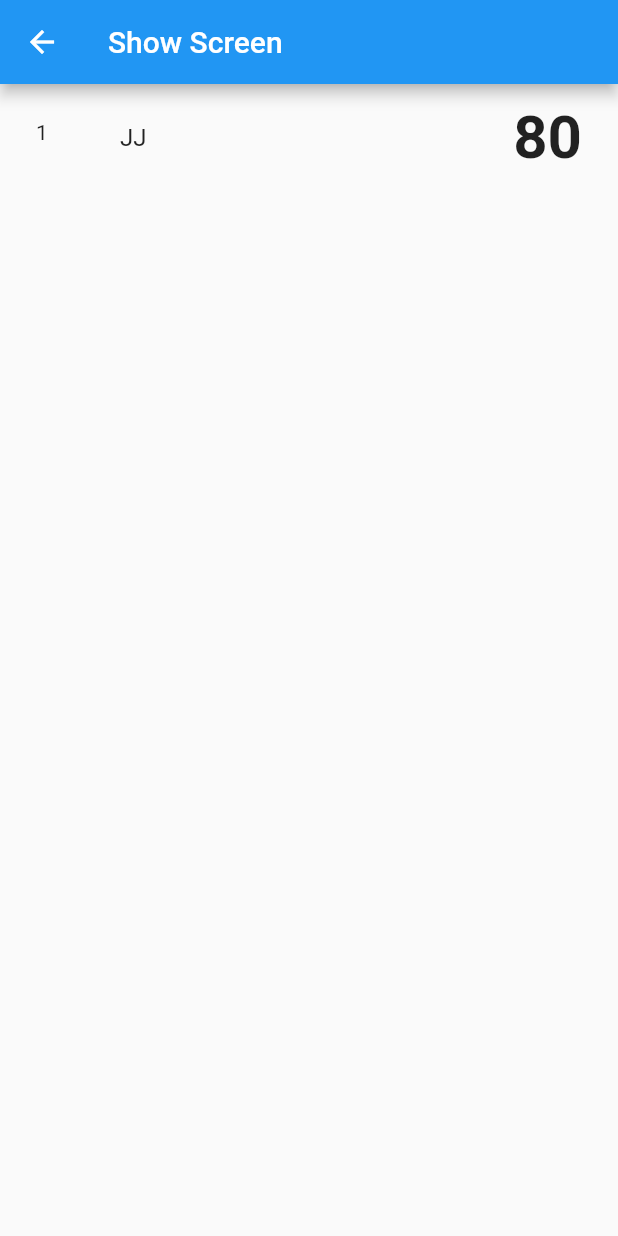
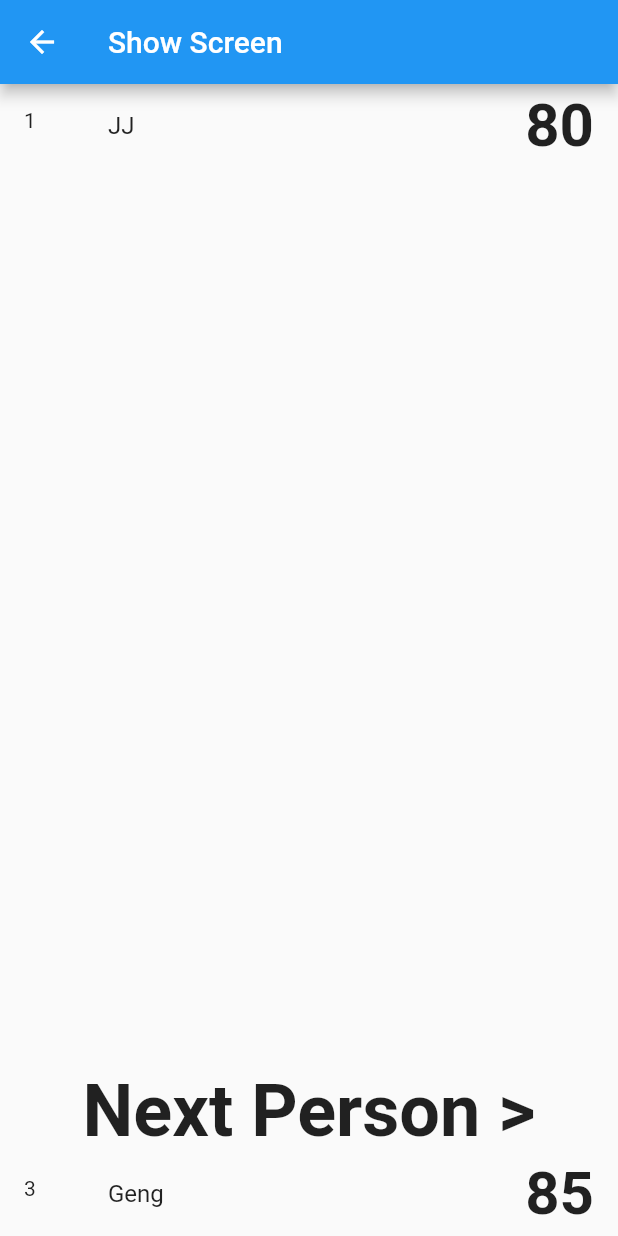
Before and after one commit to nasroon/Mid-flutter, a Flutter app: the screen it shows after launch, after a tap on an icon or button, on a phone screen of 412 x 824 dp. Run offline on Flutter 3.47's test engine with Material 2 defaults, Android fonts, the phone set to English and light mode, and no system bars.

Commit message:
6th commit

```diff
--- a/Downloads/mid/lib/edit_screen.dart
+++ b/Downloads/mid/lib/edit_screen.dart
@@ -40,26 +40,29 @@ class _EditScreenState extends State<EditScreen> {
   Widget buildName() {
     return Padding(
         padding: const EdgeInsets.all(16.0),
-      child: Column(
+        child: Row(
+          mainAxisAlignment: MainAxisAlignment.spaceBetween,
           children: <Widget>[
             Text("Name",
                 style: TextStyle(fontSize: 48, fontWeight: FontWeight.bold)),
-          TextField(
+            Container(
+              width: 220,
+              child: TextField(
                 controller: controller,
                 decoration: InputDecoration(
                   labelText: 'Enter the Value',
                   errorText: _validate ? 'Value Can\'t Be Empty' : null,
                 ),
               ),
+            )
           ],
-      ),
-    );
+        ));
   }
 
   Widget buildAnswerWidget() {
     return Expanded(
         child: Container(
-            padding: EdgeInsets.all(16),
+            padding: EdgeInsets.all(8),
             color: Color(0xffdbdbdb),
             child: Align(
                 alignment: Alignment.bottomCenter,
@@ -154,7 +157,6 @@ class _EditScreenState extends State<EditScreen> {
     );
   }
 
-
   void confirmNumber() {
     _sendDataBack(context);
   }
--- a/Downloads/mid/lib/home_screen.dart
+++ b/Downloads/mid/lib/home_screen.dart
@@ -72,11 +72,8 @@ class _HomeScreenState extends State<HomeScreen> {
           style: TextStyle(fontSize: 40, fontWeight: FontWeight.bold),
         ),
         onTap: () => {
-              Navigator.of(context).pushNamed(AppRoutes.show,
-                  arguments: ShowParameter(
-                      student[index].name,
-                      student[index].score.toString(),
-                      student[index].id.toString()))
+              Navigator.of(context)
+                  .pushNamed(AppRoutes.show, arguments: ShowParameter(student,student[index]))
             });
   }
 }
--- a/Downloads/mid/lib/main.dart
+++ b/Downloads/mid/lib/main.dart
@@ -27,7 +27,7 @@ class MyApp extends StatelessWidget {
     if(settings.name == AppRoutes.show){
       return MaterialPageRoute(builder: (context){
         ShowParameter param = settings.arguments;
-        return ShowScreen(name: param.name, score: param.score, id: param.id);
+        return ShowScreen(student: param.student,std: param.std,);
       });
     }
   }
--- a/Downloads/mid/lib/show_screen.dart
+++ b/Downloads/mid/lib/show_screen.dart
@@ -1,13 +1,17 @@
 import 'package:flutter/material.dart';
+import 'package:mid/student_data.dart';
+
 
 class ShowParameter {
-  final String name, score,id;
-  const ShowParameter(this.name, this.score,this.id);
+  final List<StudentData> student;
+  final StudentData std;
+  const ShowParameter(this.student,this.std);
 }
 
 class ShowScreen extends StatefulWidget {
-  final String name, score,id;
-  ShowScreen({this.name, this.score,this.id});
+  final List<StudentData> student;
+  final StudentData std;
+  ShowScreen({this.student,this.std});
 
   @override
   _ShowScreenState createState() => _ShowScreenState();
@@ -17,21 +21,45 @@ class _ShowScreenState extends State<ShowScreen> {
   @override
   Widget build(BuildContext context) {
     return Scaffold(
-        appBar: AppBar(
-          title: Text("Show Screen"),
-        ),
-        body: ListView(
-          padding: const EdgeInsets.all(8),
-          children: <Widget>[
+      appBar: AppBar(
+        title: Text("Show Screen"),
+      ),
+      body: Container(
+          child: Column(
+              mainAxisAlignment: MainAxisAlignment.spaceBetween,
+              children: [
+            ListTile(
+              leading: Text(widget.std.id.toString()),
+              title: Text(widget.std.name),
+              trailing: Text(
+                widget.std.score.toString(),
+                style: TextStyle(fontSize: 40, fontWeight: FontWeight.bold),
+              ),
+            ),
+            Container(
+                child: Column(children: [
+              Text("Next Person >",
+                  style: TextStyle(fontSize: 48, fontWeight: FontWeight.bold)),
               ListTile(
-                leading: Text(widget.id),
-                title: Text(widget.name),
+                leading: Text(findNextPerson(widget.std,widget.student).id.toString()), /////////////////
+                title: Text(findNextPerson(widget.std,widget.student).name),            /////////////////
                 trailing: Text(
-                  widget.score,
+                  findNextPerson(widget.std,widget.student).score.toString(),           /////////////////
                   style: TextStyle(fontSize: 40, fontWeight: FontWeight.bold),
                 ),
               ),
-          ],
-        ),);
+            ]))
+          ])),
+    );
+  }
+
+  StudentData findNextPerson(StudentData std,List<StudentData> stdlist){
+    List<StudentData> stdlistsort;
+    stdlistsort = List.from(stdlist);
+    stdlistsort.sort((a,b) => a.score.compareTo(b.score));
+    for(int i = 0;i<stdlistsort.length;i++){
+      if(std.score < stdlistsort[i].score)
+        return stdlistsort[i];
+    }
   }
 }
```
Lines whose indentation alone changed are shown as unchanged.
